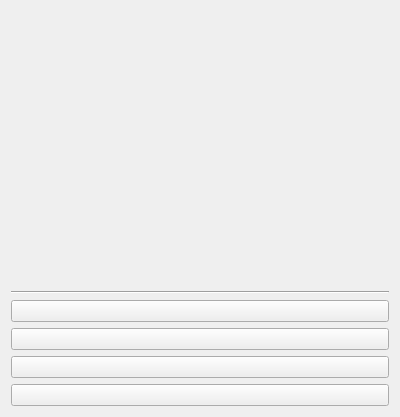
The window that display/origin_files/testsWindow.ui (fernandoveragul/cour) describes before a commit, drawn with Qt 5.
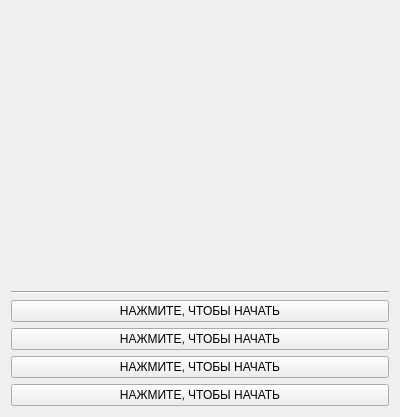
The same window after the commit.

```diff
--- a/display/origin_files/testsWindow.ui
+++ b/display/origin_files/testsWindow.ui
@@ -34,28 +34,28 @@
    <item>
     <widget class="QPushButton" name="btnFirsAnswer">
      <property name="text">
-      <string/>
+      <string>НАЖМИТЕ, ЧТОБЫ НАЧАТЬ</string>
      </property>
     </widget>
    </item>
    <item>
     <widget class="QPushButton" name="btnSecondAnswer">
      <property name="text">
-      <string/>
+      <string>НАЖМИТЕ, ЧТОБЫ НАЧАТЬ</string>
      </property>
     </widget>
    </item>
    <item>
     <widget class="QPushButton" name="btnThirdAnswer">
      <property name="text">
-      <string/>
+      <string>НАЖМИТЕ, ЧТОБЫ НАЧАТЬ</string>
      </property>
     </widget>
    </item>
    <item>
     <widget class="QPushButton" name="btnFourAnswer">
      <property name="text">
-      <string/>
+      <string>НАЖМИТЕ, ЧТОБЫ НАЧАТЬ</string>
      </property>
     </widget>
    </item>
```
Left out of the diff: 2 changed lines with no effect on the pictures.
